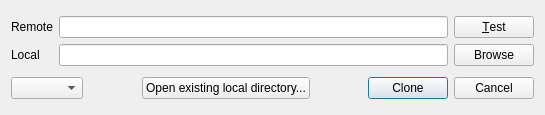
soramimi/Guitar, file src/CloneDialog.ui: the form before one commit.
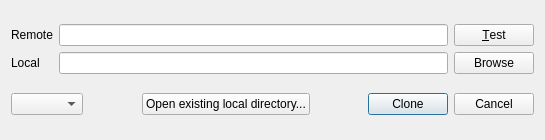
The form after the commit. Custom widgets are drawn as their Qt base class.

What changed in the file:
```diff
--- a/src/CloneDialog.ui
+++ b/src/CloneDialog.ui
@@ -7,7 +7,7 @@
     <x>0</x>
     <y>0</y>
     <width>545</width>
-    <height>115</height>
+    <height>140</height>
    </rect>
   </property>
   <property name="windowTitle">
```
